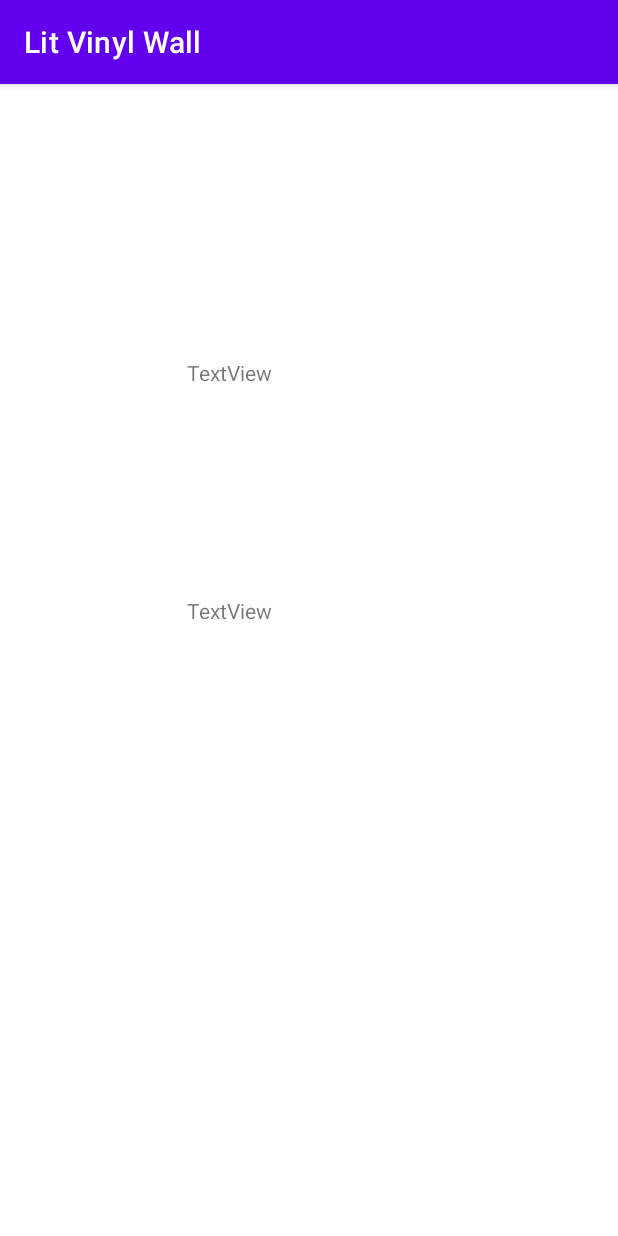
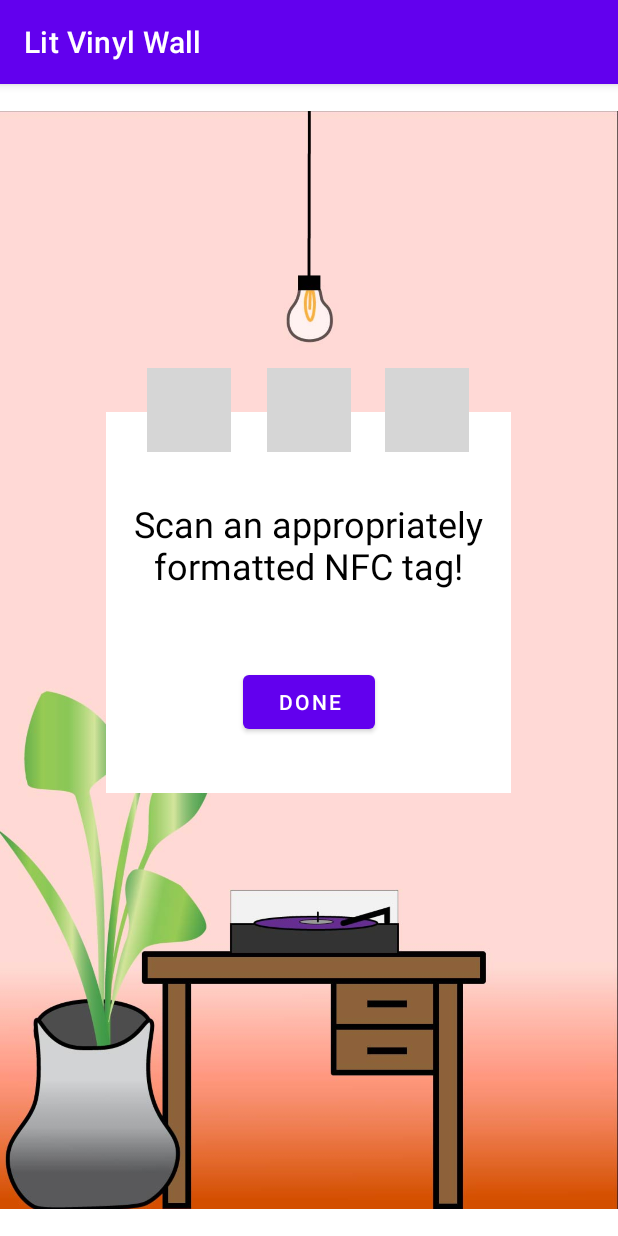
Before and after one commit to sastorer/VinylWallApp, an Android app: the screen it shows after launch (NFCActivity before the commit, MainActivity after it), after a tap on an icon or button, on a phone screen of 412 x 824 dp. Run offline under Robolectric (Android 15) with nearby library versions, the phone set to English and light mode, and no system bars; our stand-ins replace Picasso, Room's generated code; libraries missing offline, so code that uses them is left out: com.spotify.android; pictures from the network do not load; 2 statements that could not run were skipped; grey boxes are pictures that could not be loaded.

Commit message:
NFC working and context saving working

```diff
--- a/src/app/src/main/java/com/example/litvinylwall/MainActivity.kt
+++ b/src/app/src/main/java/com/example/litvinylwall/MainActivity.kt
@@ -1,16 +1,27 @@
 package com.example.litvinylwall
 
 import android.app.Activity
+import android.app.PendingIntent
+import android.app.PendingIntent.FLAG_MUTABLE
+import android.content.Context
 import android.content.Intent
+import android.nfc.NdefMessage
+import android.nfc.NfcAdapter
+import android.nfc.NfcManager
 import android.os.Bundle
 import android.os.Handler
+import android.os.Parcelable
 import android.util.Log
 import android.view.View
 import android.widget.Button
 import android.widget.ImageView
+import android.widget.TextView
+import android.widget.Toast
 import androidx.activity.result.ActivityResult
 import androidx.activity.result.contract.ActivityResultContracts
 import androidx.appcompat.app.AppCompatActivity
+import androidx.constraintlayout.widget.ConstraintLayout
+import androidx.coordinatorlayout.widget.CoordinatorLayout.Behavior.getTag
 import com.example.litvinylwall.data.Info
 import com.example.litvinylwall.data.InfoDatabase
 import com.google.android.material.floatingactionbutton.FloatingActionButton
@@ -18,6 +29,7 @@
 import com.spotify.android.appremote.api.Connector
 import com.spotify.android.appremote.api.SpotifyAppRemote
 import com.squareup.picasso.Picasso
+import kotlin.random.Random.Default.nextInt
 
 
 class MainActivity : AppCompatActivity() {
@@ -33,6 +45,8 @@
     lateinit var img6 : ImageView
     lateinit var img7 : ImageView
     lateinit var img8 : ImageView
+
+    private var adapter: NfcAdapter? = null
 
     val sounds = arrayOf("spotify:album:6k3vC8nep1BfqAIJ81L6OL",
     "spotify:album:4oktVvRuO1In9B7Hz0xm0a",
@@ -66,6 +80,9 @@
     override fun onCreate(savedInstanceState: Bundle?) {
         super.onCreate(savedInstanceState)
         setContentView(R.layout.activity_main)
+
+        initNFCAdapter()
+
         if (database.infoDatabaseDao.count() != 0) {
             albumCount = database.infoDatabaseDao.count()
             Log.i("MainActivity", albumCount.toString())
@@ -187,22 +204,37 @@
         val actionButton8 = findViewById<FloatingActionButton>(R.id.floatingActionButton_grid8)
 
         val buttonAddAlbum = findViewById<Button>(R.id.button_addAlbum)
+        val buttonDone = findViewById<Button>(R.id.button_done)
+        val textViewScan = findViewById<TextView>(R.id.textView_scanTag)
+        val constraintLayout = findViewById<ConstraintLayout>(R.id.constraintLayout_addAlbum)
         buttonAddAlbum.setOnClickListener {
             Log.i("MainActivity", "Clicked the Add button")
-            startForResult.launch(Intent(this, NFCActivity::class.java))
 
             if (albumCount < 8) {
-                //var randVal = nextInt(0,8)
-                //Log.i("MainActivity", randVal.toString())
-                images[albumCount].setImageDrawable(resources.getDrawable(R.drawable.blankalbum))
+                constraintLayout.visibility = View.VISIBLE
+                textViewScan.visibility = View.VISIBLE
+                buttonDone.visibility = View.VISIBLE
+                buttonDone.isClickable = true
+            }
+        }
+
+        buttonDone.setOnClickListener {
+            if (nfcSound != "" && nfcAlbum != "") {
                 Picasso.with(this).load(nfcAlbum).into(images[albumCount])
                 images[albumCount].tag = "NotBlank"
                 images[albumCount].contentDescription = nfcSound
                 albumArt[albumCount] = nfcAlbum
+
+                nfcSound = ""
+                nfcAlbum = ""
+
+                albumCount++
+
+                constraintLayout.visibility = View.INVISIBLE
+                textViewScan.visibility = View.INVISIBLE
+                buttonDone.visibility = View.INVISIBLE
+                buttonDone.isClickable = false
             }
-
-            albumCount++
-
         }
 
         img1.setOnLongClickListener {
@@ -449,15 +481,69 @@
         }
     }
 
-    val startForResult = registerForActivityResult(ActivityResultContracts.StartActivityForResult()) { result: ActivityResult ->
-        if (result.resultCode == Activity.RESULT_OK) {
-            val intent1 = result.data
-                nfcSound = intent1?.getStringExtra("soundURI").toString()
-                nfcAlbum = intent1?.getStringExtra("imgURL").toString()
+    private fun initNFCAdapter() {
+        val nfcManager = getSystemService(Context.NFC_SERVICE) as NfcManager
+        adapter = nfcManager.defaultAdapter
+    }
 
+    override fun onResume() {
+        super.onResume()
+        enableNfcForegroundDispatch()
+    }
+
+    private fun enableNfcForegroundDispatch() {
+        try {
+            val intent = Intent(this, javaClass).addFlags(Intent.FLAG_ACTIVITY_SINGLE_TOP)
+            val nfcPendingIntent = PendingIntent.getActivity(this, 0, intent, FLAG_MUTABLE)
+            adapter?.enableForegroundDispatch(this, nfcPendingIntent, null, null)
+        } catch (ex: IllegalStateException) {
+            Log.e("MainActivity", "Error enabling NFC foreground dispatch", ex)
         }
-        Log.i("MainActivity", nfcSound)
-        Log.i("MainActivity", nfcAlbum)
+    }
+
+    override fun onPause() {
+        disableNfcForegroundDispatch()
+        super.onPause()
+    }
+
+    private fun disableNfcForegroundDispatch() {
+        try {
+            adapter?.disableForegroundDispatch(this)
+        } catch (ex: IllegalStateException) {
+            Log.e("MainActivity", "Error disabling NFC foreground dispatch", ex)
+        }
+    }
+
+    override fun onNewIntent(intent: Intent) {
+        super.onNewIntent(intent)
+        if (NfcAdapter.ACTION_NDEF_DISCOVERED == intent.action) {
+            val rawMsgs = intent.getParcelableArrayExtra(NfcAdapter.EXTRA_NDEF_MESSAGES)
+            if (rawMsgs != null) {
+                getData(rawMsgs)
+            }
+            Toast.makeText(this@MainActivity, "Tag Scanned", Toast.LENGTH_SHORT).show()
+        }
+    }
+
+    fun getData(rawMsgs: Array<Parcelable>) {
+        val msgs = arrayOfNulls<NdefMessage>(rawMsgs.size)
+        for (i in rawMsgs.indices) {
+            msgs[i] = rawMsgs[i] as NdefMessage
+        }
+
+        val records = msgs[0]!!.records
+
+        var recordData = ""
+
+        for (record in records) {
+            var recordURI = record.toUri()
+            if (recordURI.toString().contains("https")) {
+                nfcAlbum = recordURI.toString()
+            } else if (recordURI.toString().contains("spotify:")) {
+                nfcSound = recordURI.toString()
+            }
+            recordData += record.toUri()
+        }
     }
 
     override fun onStart() {
@@ -540,14 +626,14 @@
         val savedImage6 = Info(5, albumArt[5], img6.contentDescription.toString(), img6.tag.toString())
         val savedImage7 = Info(6, albumArt[6], img7.contentDescription.toString(), img7.tag.toString())
         val savedImage8 = Info(7, albumArt[7], img8.contentDescription.toString(), img8.tag.toString())
-        database.infoDatabaseDao.update(savedImage1)
-        database.infoDatabaseDao.update(savedImage2)
-        database.infoDatabaseDao.update(savedImage3)
-        database.infoDatabaseDao.update(savedImage4)
-        database.infoDatabaseDao.update(savedImage5)
-        database.infoDatabaseDao.update(savedImage6)
-        database.infoDatabaseDao.update(savedImage7)
-        database.infoDatabaseDao.update(savedImage8)
+        database.infoDatabaseDao.insert(savedImage1)
+        database.infoDatabaseDao.insert(savedImage2)
+        database.infoDatabaseDao.insert(savedImage3)
+        database.infoDatabaseDao.insert(savedImage4)
+        database.infoDatabaseDao.insert(savedImage5)
+        database.infoDatabaseDao.insert(savedImage6)
+        database.infoDatabaseDao.insert(savedImage7)
+        database.infoDatabaseDao.insert(savedImage8)
     }
 
     override fun onDestroy() {
--- a/src/app/src/main/java/com/example/litvinylwall/NFCActivity.kt
+++ b/src/app/src/main/java/com/example/litvinylwall/NFCActivity.kt
@@ -47,8 +47,8 @@
         // Create a generic PendingIntent that will be deliver to this activity. The NFC stack
         // will fill in the intent with the details of the discovered tag before delivering to
         // this activity.
-        nfcPendingIntent = PendingIntent.getActivity(this, 0,
-            Intent(this, javaClass).addFlags(Intent.FLAG_ACTIVITY_SINGLE_TOP), FLAG_MUTABLE)
+        //nfcPendingIntent = PendingIntent.getActivity(this, 0,
+            //Intent(this, javaClass).addFlags(Intent.FLAG_ACTIVITY_NEW_TASK), FLAG_MUTABLE)
 
         if (intent != null) {
             // Check if the app was started via an NDEF intent
@@ -57,6 +57,7 @@
         }
     }
 
+    /**
     override fun onResume() {
         super.onResume()
         // Get all NDEF discovered intents
@@ -69,6 +70,7 @@
         // Disable foreground dispatch, as this activity is no longer in the foreground
         nfcAdapter?.disableForegroundDispatch(this);
     }
+    **/
 
     override fun onNewIntent(intent: Intent?) {
         super.onNewIntent(intent)
@@ -77,13 +79,6 @@
         // that was discovered
         if (intent != null) {
             processIntent(intent)
-
-            Log.i("Intent", imgURL)
-            Log.i("Intent", soundURI)
-            intent.putExtra("imgURL", imgURL)
-            intent.putExtra("soundURI", soundURI)
-            setResult(Activity.RESULT_OK, intent)
-            finish()
         }
     }
 
@@ -110,6 +105,14 @@
                 }
                 // Process the messages array.
                 processNdefMessages(messages)
+                Handler().postDelayed({
+                    Log.i("Intent", imgURL)
+                    Log.i("Intent", soundURI)
+                    checkIntent.putExtra("imgURL", imgURL)
+                    checkIntent.putExtra("soundURI", soundURI)
+                    setResult(Activity.RESULT_OK, checkIntent)
+                    finish()
+                }, 3000)
             }
         }
     }
--- a/src/app/src/main/res/layout/activity_main.xml
+++ b/src/app/src/main/res/layout/activity_main.xml
@@ -313,4 +313,57 @@
         app:layout_constraintTop_toTopOf="@+id/imageView_background"
         app:srcCompat="@android:drawable/ic_delete" />
 
+    <androidx.constraintlayout.widget.ConstraintLayout
+        android:id="@+id/constraintLayout_addAlbum"
+        android:layout_width="270dp"
+        android:layout_height="254dp"
+        android:layout_marginStart="61dp"
+        android:layout_marginTop="174dp"
+        android:layout_marginEnd="61dp"
+        android:layout_marginBottom="295dp"
+        android:background="#FFFFFF"
+        android:visibility="invisible"
+        app:layout_constraintBottom_toBottomOf="parent"
+        app:layout_constraintEnd_toEndOf="parent"
+        app:layout_constraintHorizontal_bias="0.473"
+        app:layout_constraintStart_toStartOf="parent"
+        app:layout_constraintTop_toTopOf="parent"
+        app:layout_constraintVertical_bias="1.0">
+
+        <TextView
+            android:id="@+id/textView_scanTag"
+            android:layout_width="235dp"
+            android:layout_height="67dp"
+            android:layout_marginStart="18dp"
+            android:layout_marginTop="58dp"
+            android:layout_marginEnd="18dp"
+            android:layout_marginBottom="129dp"
+            android:text="Scan an appropriately formatted NFC tag!"
+            android:textAlignment="center"
+            android:textColor="#000000"
+            android:textSize="24sp"
+            android:visibility="invisible"
+            app:layout_constraintBottom_toBottomOf="parent"
+            app:layout_constraintEnd_toEndOf="parent"
+            app:layout_constraintStart_toStartOf="parent"
+            app:layout_constraintTop_toTopOf="parent" />
+
+        <Button
+            android:id="@+id/button_done"
+            android:layout_width="wrap_content"
+            android:layout_height="wrap_content"
+            android:layout_marginStart="90dp"
+            android:layout_marginTop="170dp"
+            android:layout_marginEnd="90dp"
+            android:layout_marginBottom="37dp"
+            android:clickable="false"
+            android:text="Done"
+            android:visibility="invisible"
+            app:layout_constraintBottom_toBottomOf="parent"
+            app:layout_constraintEnd_toEndOf="parent"
+            app:layout_constraintStart_toStartOf="parent"
+            app:layout_constraintTop_toTopOf="parent" />
+
+    </androidx.constraintlayout.widget.ConstraintLayout>
+
 </androidx.constraintlayout.widget.ConstraintLayout>
--- a/src/app/src/main/res/values/colors.xml
+++ b/src/app/src/main/res/values/colors.xml
@@ -7,4 +7,9 @@
     <color name="teal_700">#FF018786</color>
     <color name="black">#FF000000</color>
     <color name="white">#FFFFFFFF</color>
+    <color name="light_blue_600">#FF039BE5</color>
+    <color name="light_blue_900">#FF01579B</color>
+    <color name="light_blue_A200">#FF40C4FF</color>
+    <color name="light_blue_A400">#FF00B0FF</color>
+    <color name="black_overlay">#66000000</color>
 </resources>
--- a/src/app/src/main/res/values/strings.xml
+++ b/src/app/src/main/res/values/strings.xml
@@ -4,4 +4,6 @@
     <!-- TODO: Remove or change this placeholder text -->
     <string name="hello_blank_fragment">Hello blank fragment</string>
     <string name="save">Save</string>
+    <string name="dummy_button">Dummy Button</string>
+    <string name="dummy_content">DUMMY\nCONTENT</string>
 </resources>
```
